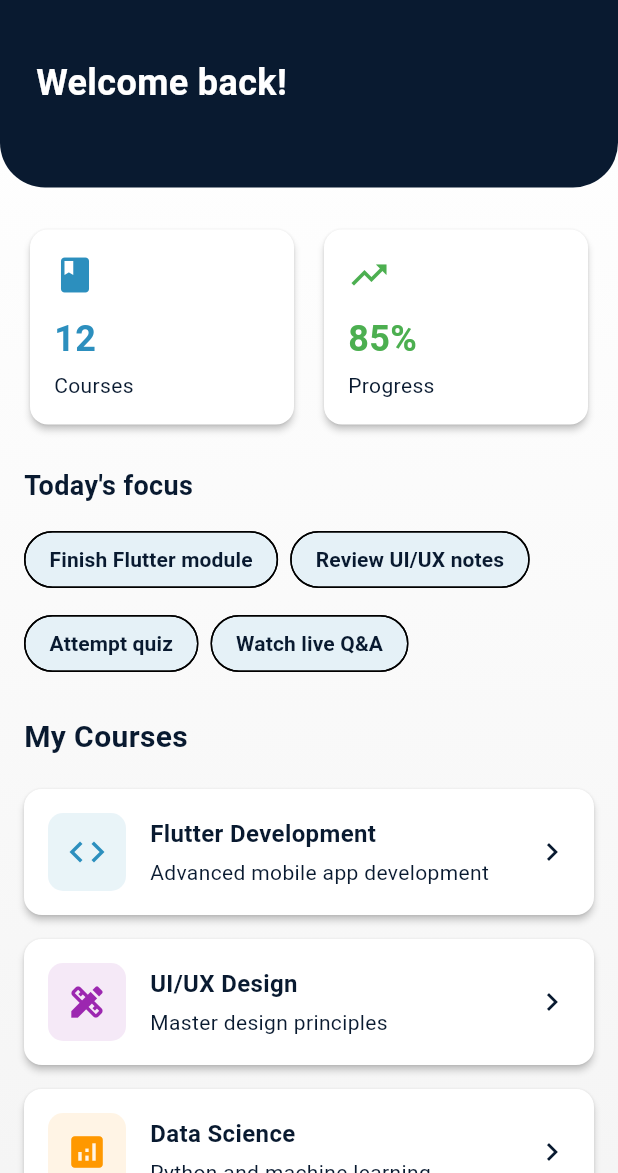
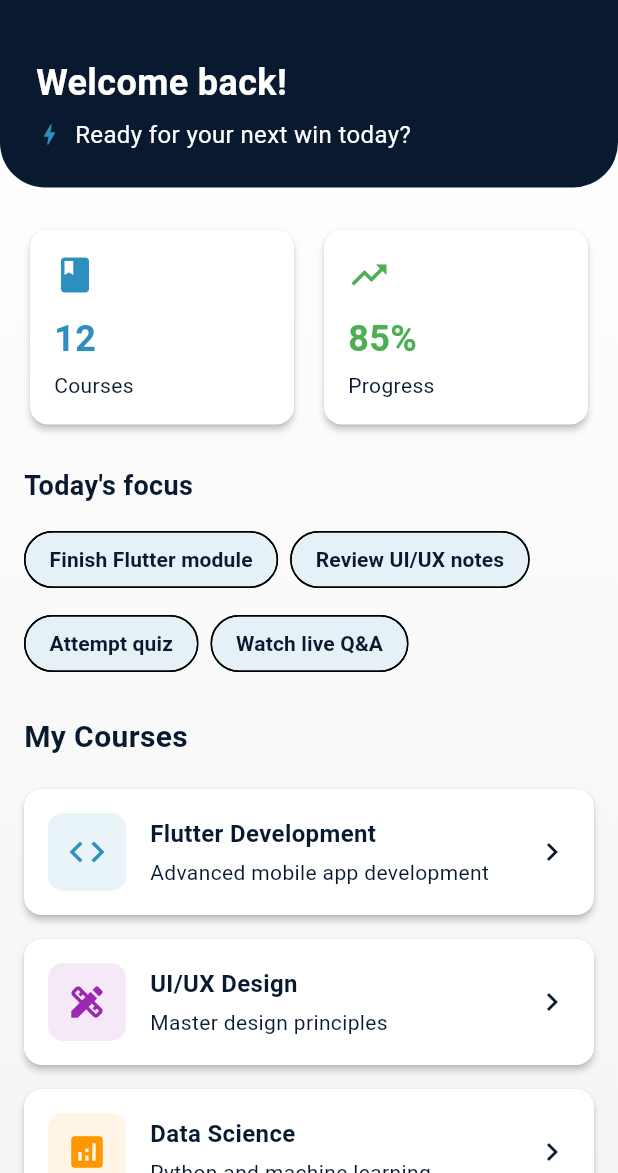
Before and after one commit to kirti1209/edunova_ai, a Flutter app: the DashboardScreen screen opened directly, on a phone screen of 412 x 824 dp, the part 63-1236 px from its top. Run offline on Flutter 3.47's test engine with Material 3 defaults, Android fonts, the phone set to English and light mode, and no system bars; our stand-ins replace firebase_auth, firebase_core, google_sign_in, shared_preferences; accounts and stored records are empty.

Commit message:
samll ui changes done

```diff
--- a/lib/constants/app_colors.dart
+++ b/lib/constants/app_colors.dart
@@ -5,6 +5,6 @@ class AppColors {
   static const Color dark = Color(0xFF091A30);
   static const Color white = Colors.white;
 
-  // Private constructor to prevent instantiation
+
   AppColors._();
 }
--- a/lib/constants/constants.dart
+++ b/lib/constants/constants.dart
@@ -1,4 +1,4 @@
-// Export all constants
+
 export 'app_colors.dart';
 export 'app_theme.dart';
 export 'app_strings.dart';
--- a/lib/features/Dashboard/screens/dashboard_screen.dart
+++ b/lib/features/Dashboard/screens/dashboard_screen.dart
@@ -55,12 +55,12 @@ class _DashboardScreenState extends State<DashboardScreen> {
             crossAxisAlignment: CrossAxisAlignment.start,
             children: [
               // Welcome Section
-              DashboardHeader(userEmail: userEmail),
+              const DashboardHeader(),
               const SizedBox(height: 24),
 
               // Quick Stats
-              QuickStats(
-                items: const [
+              const QuickStats(
+                items: [
                   StatItem(
                     title: 'Courses',
                     value: '12',
@@ -150,8 +150,8 @@ class _DashboardScreenState extends State<DashboardScreen> {
                 ),
               ),
               const SizedBox(height: 12),
-              HighlightsSection(
-                highlights: const [
+              const HighlightsSection(
+                highlights: [
                   HighlightItem(
                     title: 'Assignment due',
                     subtitle: 'UI/UX Wireframes • due in 6h',
@@ -165,7 +165,7 @@ class _DashboardScreenState extends State<DashboardScreen> {
                     color: AppColors.primary,
                   ),
                 ],
-                progressHighlight: const ProgressHighlight(
+                progressHighlight: ProgressHighlight(
                   title: 'Certificate progress',
                   subtitle: 'Mobile Dev Track • 60% complete',
                   icon: Icons.workspace_premium,
--- a/lib/features/Dashboard/widgets/dashboard_header.dart
+++ b/lib/features/Dashboard/widgets/dashboard_header.dart
@@ -2,9 +2,7 @@ import 'package:flutter/material.dart';
 import '../../../constants/app_colors.dart';
 
 class DashboardHeader extends StatelessWidget {
-  final String? userEmail;
-
-  const DashboardHeader({super.key, this.userEmail});
+  const DashboardHeader({super.key});
 
   @override
   Widget build(BuildContext context) {
@@ -18,10 +16,10 @@ class DashboardHeader extends StatelessWidget {
           bottomRight: Radius.circular(30),
         ),
       ),
-      child: Column(
+      child: const Column(
         crossAxisAlignment: CrossAxisAlignment.start,
         children: [
-          const Text(
+          Text(
             'Welcome back!',
             style: TextStyle(
               color: AppColors.white,
@@ -29,13 +27,26 @@ class DashboardHeader extends StatelessWidget {
               fontWeight: FontWeight.bold,
             ),
           ),
-          const SizedBox(height: 6),
-          Text(
-            userEmail ?? 'Let’s keep learning',
-            style: const TextStyle(
-              color: AppColors.white,
-              fontSize: 16,
-            ),
+          SizedBox(height: 6),
+          Row(
+            crossAxisAlignment: CrossAxisAlignment.center,
+            children: [
+              Icon(
+                Icons.bolt,
+                color: AppColors.primary,
+                size: 18,
+              ),
+              SizedBox(width: 8),
+              Expanded(
+                child: Text(
+                  'Ready for your next win today?',
+                  style: TextStyle(
+                    color: AppColors.white,
+                    fontSize: 16,
+                  ),
+                ),
+              ),
+            ],
           ),
         ],
       ),
```
